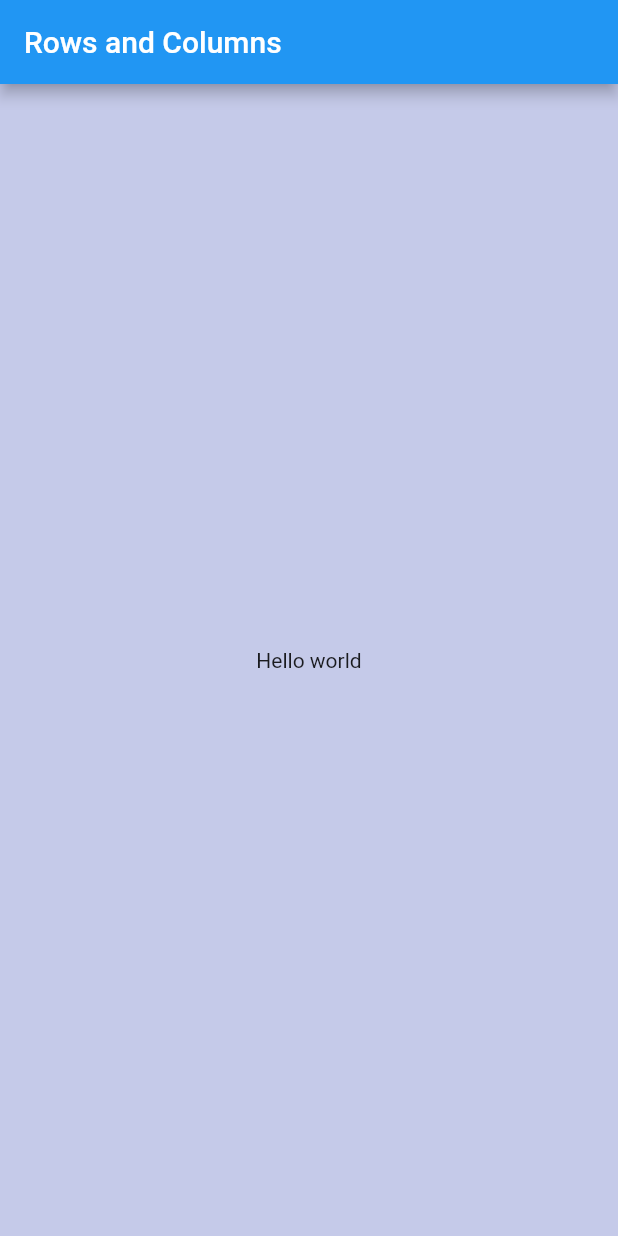
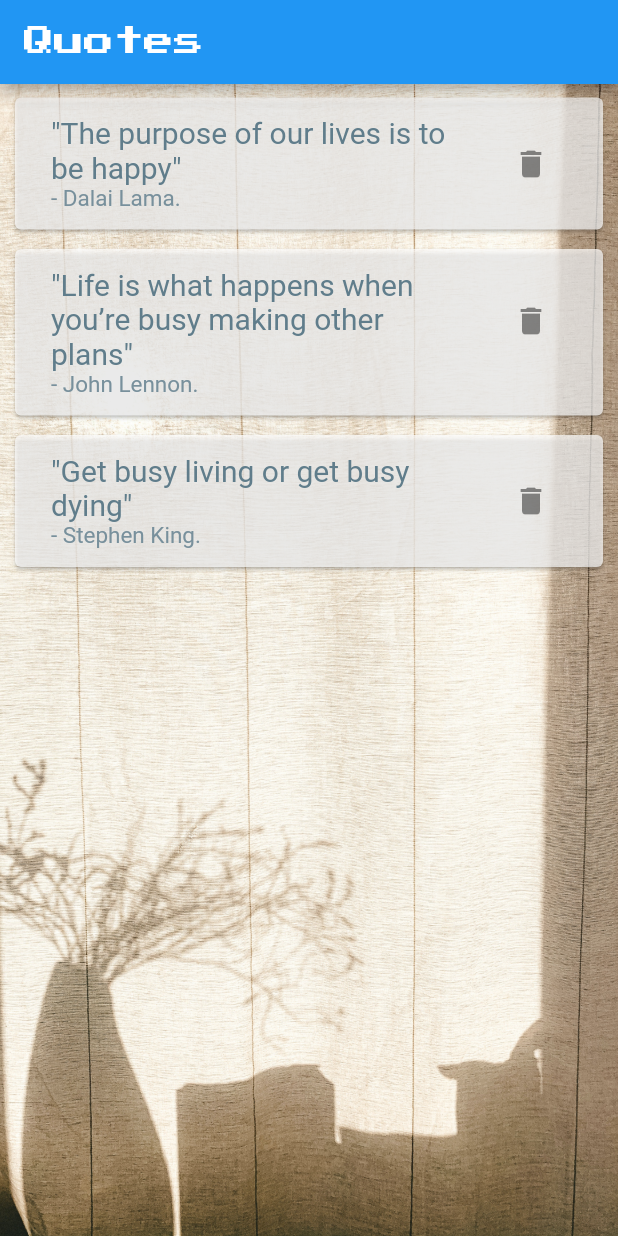
Before and after one commit to Be55am/flutter_examples, a Flutter app: the screen it shows after launch, on a phone screen of 412 x 824 dp. Run offline on Flutter 3.47's test engine with Material 2 defaults, Android fonts, the phone set to English and light mode, and no system bars.

Commit message:
Create Quotes App - Add assets to project - Add new Font to project - pass methods as params

```diff
--- a/lib/main.dart
+++ b/lib/main.dart
@@ -1,4 +1,6 @@
 import 'package:flutter/material.dart';
+import 'package:my_first_flutter_app/quote.dart';
+import 'package:my_first_flutter_app/quote_card.dart';
 
 void main() => runApp(MyApp());
 
@@ -7,16 +9,58 @@ class MyApp extends StatelessWidget {
   @override
   Widget build(BuildContext context) {
     return MaterialApp(
-      title: 'Rows and Columns',
-      home: Scaffold(
-        backgroundColor: Colors.indigo[100],
-        appBar: AppBar(
-          title: Text('Rows and Columns'),
-        ),
-        body: Center(
-          child: Text('Hello world'),
-        ),
-      ),
+      title: 'Quotes',
+      home: Home(),
     );
   }
 }
+
+class Home extends StatefulWidget {
+  const Home({Key? key}) : super(key: key);
+
+  @override
+  State<Home> createState() => _HomeState();
+}
+
+class _HomeState extends State<Home> {
+  List<Quote> quotes = [
+    Quote(text:'The purpose of our lives is to be happy',author: 'Dalai Lama'),
+    Quote(text:'Life is what happens when you’re busy making other plans',author: 'John Lennon'),
+    Quote(text:'Get busy living or get busy dying',author: 'Stephen King'),
+
+  ];
+  @override
+  Widget build(BuildContext context) {
+    return Scaffold(
+      appBar: AppBar(
+        title: Text('Quotes',
+          style: TextStyle(
+              fontSize: 20,
+              fontFamily: 'PressStart2P'
+
+          ),
+        ),
+      ),
+      body: Container(
+        decoration: BoxDecoration(
+          image: DecorationImage(
+            image: AssetImage('assets/bg.jpg'),
+            fit: BoxFit.cover,
+          ),
+        ),
+        child: ListView(
+          children: quotes.map((e) => QuoteCard(
+              quote: e,
+              delete: () {
+                setState(() {
+                  print('deleting ...');
+                  quotes.remove(e);
+                });
+              }
+          )).toList()
+
+        ),
+      )
+    );
+  }
+}
--- /dev/null
+++ b/lib/quote.dart
@@ -0,0 +1,6 @@
+class Quote {
+  String author;
+  String text;
+
+  Quote({required this.author, required this.text});
+}
--- /dev/null
+++ b/lib/quote_card.dart
@@ -0,0 +1,41 @@
+import 'package:flutter/material.dart';
+import 'package:my_first_flutter_app/quote.dart';
+
+class QuoteCard extends StatelessWidget {
+  final Quote quote;
+  final Function() delete;
+
+
+  QuoteCard({required this.quote, required this.delete});
+
+  @override
+  Widget build(BuildContext context) {
+    return Padding(
+      padding: const EdgeInsets.fromLTRB(6.0, 5.0, 6.0, 0.0),
+      child: Card(
+        color: Colors.white70,
+        child: Padding(
+          padding: const EdgeInsets.all(8.0),
+          child: ListTile(
+            title: Text('"${quote.text}"',
+              style: TextStyle(
+                fontSize: 20,
+                color: Colors.blueGrey,
+              ),
+            ),
+            subtitle: Text('- ${quote.author}.',
+              style: TextStyle(
+                fontSize: 15,
+                color: Colors.blueGrey[400],
+              ),
+            ),
+            trailing: IconButton(
+              icon: Icon(Icons.delete),
+              onPressed: delete,
+            ),
+          ),
+        ),
+      ),
+    );
+  }
+}
--- a/lib/text_editing_controller.dart
+++ /dev/null
@@ -1,29 +0,0 @@
-import 'package:flutter/material.dart';
-
-class AreaTextField extends StatelessWidget {
-  AreaTextField(this.controller, this.hint, this.icon);
-
-  final TextEditingController controller;
-  final String hint;
-  final IconData icon;
-
-  @override
-  Widget build(BuildContext context) {
-    return Container(
-        margin: const EdgeInsets.all(15.0),
-        child: TextField(
-          controller: controller,
-          keyboardType: TextInputType.number,
-          style: TextStyle(
-              color: Colors.green[700],
-              fontWeight: FontWeight.w300,
-              fontSize: 24.0),
-          decoration: InputDecoration(
-            prefixIcon: Icon(icon),
-            filled: true,
-            fillColor: Colors.grey[300],
-            hintText: hint,
-          ),
-        ));
-  }
-}
```
Also changed, not shown: pubspec.yaml (+7 -10 lines), assets/bg.jpg (added), fonts/PressStart2P-Regular.ttf (added).
